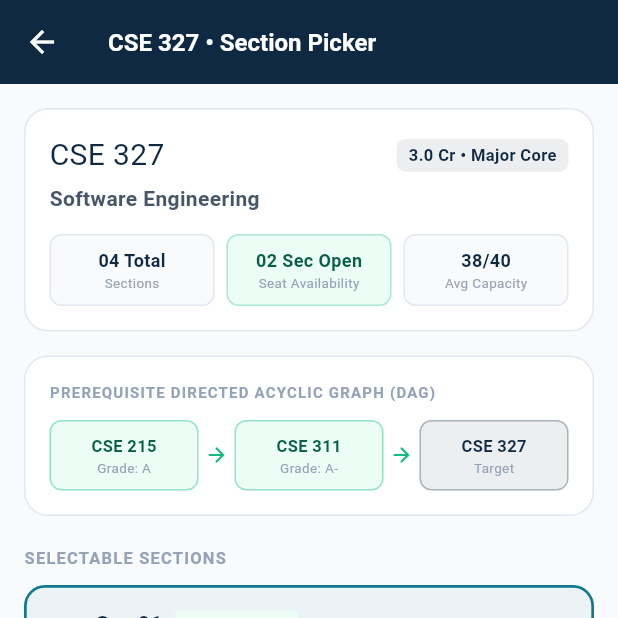
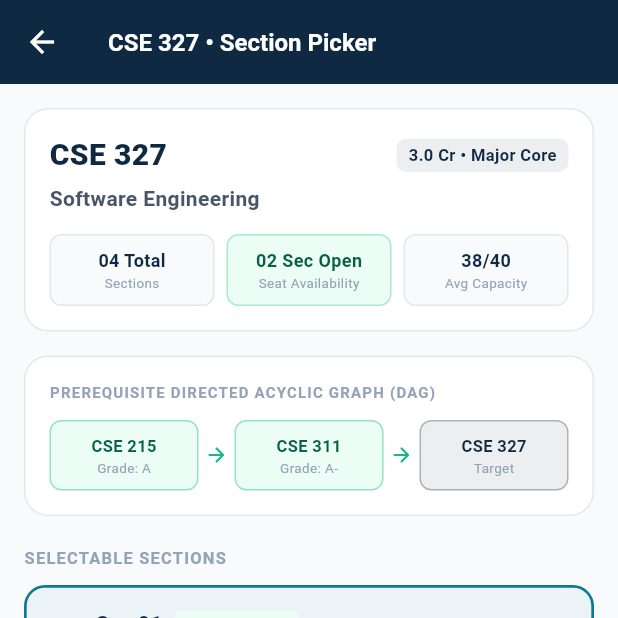
Before and after one commit to DarkMonarch1/NSU_CSE327_SEC04_ITN, a Flutter app: the CourseDetailScreen screen opened directly with empty values, on a phone screen of 412 x 824 dp, the top half of it. Run offline on Flutter 3.47's test engine with Material 3 defaults, Android fonts, the phone set to English and light mode, and no system bars.

Commit message:
fix(mobile): resolve Dart syntax and Flutter SDK ThemeData analyzer errors

```diff
--- a/apps/mobile/lib/screens/alerts_screen.dart
+++ b/apps/mobile/lib/screens/alerts_screen.dart
@@ -2,7 +2,6 @@ import 'package:flutter/material.dart';
 import '../theme/app_theme.dart';
 import '../state/app_state.dart';
 import '../models/models.dart';
-import '../widgets/bottom_sheets.dart';
 
 class AlertsScreen extends StatefulWidget {
   final AppState appState;
--- a/apps/mobile/lib/screens/course_detail_screen.dart
+++ b/apps/mobile/lib/screens/course_detail_screen.dart
@@ -100,7 +100,7 @@ class _CourseDetailScreenState extends State<CourseDetailScreen> {
                     children: [
                       const Text(
                         'CSE 327',
-                        style: TextStyle(fontSize: 20, fontWeight: FontWeight.black, color: AppTheme.navy),
+                        style: TextStyle(fontSize: 20, fontWeight: FontWeight.w900, color: AppTheme.navy),
                       ),
                       Container(
                         padding: const EdgeInsets.symmetric(horizontal: 8, vertical: 3),
--- a/apps/mobile/lib/screens/home_dashboard_screen.dart
+++ b/apps/mobile/lib/screens/home_dashboard_screen.dart
@@ -97,7 +97,7 @@ class HomeDashboardScreen extends StatelessWidget {
           GridView.count(
             crossAxisCount: 2,
             shrinkWrap: true,
-            physics: const NeverScrollableScrollExceptionScrollPhysics(),
+            physics: const NeverScrollableScrollPhysics(),
             crossAxisSpacing: 12,
             mainAxisSpacing: 12,
             childAspectRatio: 1.45,
--- a/apps/mobile/lib/screens/login_screen.dart
+++ b/apps/mobile/lib/screens/login_screen.dart
@@ -81,7 +81,7 @@ class _LoginScreenState extends State<LoginScreen> {
                 style: TextStyle(
                   color: Colors.white,
                   fontSize: 32,
-                  fontWeight: FontWeight.black,
+                  fontWeight: FontWeight.w900,
                   letterSpacing: -0.5,
                 ),
               ),
--- a/apps/mobile/lib/state/app_state.dart
+++ b/apps/mobile/lib/state/app_state.dart
@@ -200,7 +200,7 @@ class AppState extends ChangeNotifier {
   }
 
   void dismissAlert(String id) {
-    _alerts.removeWhere((a) => a.id === id);
+    _alerts.removeWhere((a) => a.id == id);
     notifyListeners();
   }
 }
--- a/apps/mobile/lib/theme/app_theme.dart
+++ b/apps/mobile/lib/theme/app_theme.dart
@@ -48,7 +48,7 @@ class AppTheme {
         elevation: 0,
         centerTitle: false,
       ),
-      cardTheme: CardTheme(
+      cardTheme: CardThemeData(
         color: cardBg,
         elevation: 0,
         margin: EdgeInsets.zero,
```
